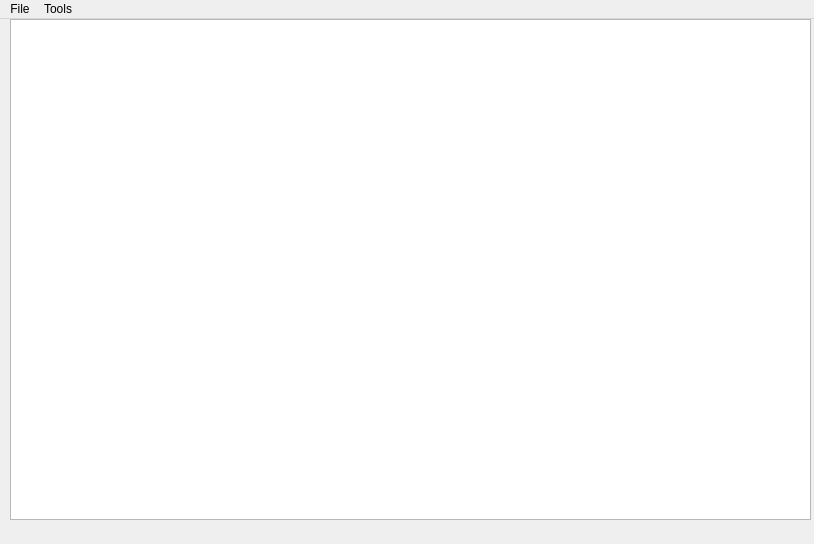
Qt form editormainwindow.ui (cortega2/MJBakingQuest) before a commit.
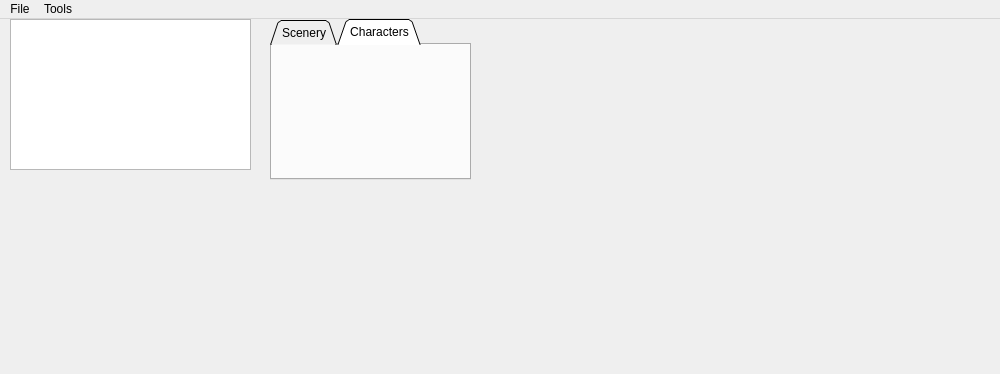
The same form after that commit.

Commit message: Added a some tabWidgets to hold buttons for choosing

The edit to the form file:
```diff
--- a/editormainwindow.ui
+++ b/editormainwindow.ui
@@ -6,23 +6,79 @@
    <rect>
     <x>0</x>
     <y>0</y>
-    <width>814</width>
-    <height>544</height>
+    <width>1000</width>
+    <height>374</height>
    </rect>
   </property>
   <property name="windowTitle">
    <string>MainWindow</string>
   </property>
+  <property name="iconSize">
+   <size>
+    <width>32</width>
+    <height>32</height>
+   </size>
+  </property>
   <widget class="QWidget" name="centralwidget">
    <widget class="QGraphicsView" name="graphicsView">
     <property name="geometry">
      <rect>
       <x>10</x>
       <y>0</y>
-      <width>801</width>
-      <height>501</height>
+      <width>241</width>
+      <height>151</height>
      </rect>
     </property>
+    <property name="mouseTracking">
+     <bool>true</bool>
+    </property>
+   </widget>
+   <widget class="QTabWidget" name="tabWidget">
+    <property name="geometry">
+     <rect>
+      <x>270</x>
+      <y>0</y>
+      <width>201</width>
+      <height>161</height>
+     </rect>
+    </property>
+    <property name="cursor">
+     <cursorShape>OpenHandCursor</cursorShape>
+    </property>
+    <property name="tabShape">
+     <enum>QTabWidget::Triangular</enum>
+    </property>
+    <property name="currentIndex">
+     <number>1</number>
+    </property>
+    <property name="elideMode">
+     <enum>Qt::ElideLeft</enum>
+    </property>
+    <property name="tabsClosable">
+     <bool>false</bool>
+    </property>
+    <widget class="QWidget" name="scenery">
+     <property name="cursor">
+      <cursorShape>OpenHandCursor</cursorShape>
+     </property>
+     <property name="mouseTracking">
+      <bool>true</bool>
+     </property>
+     <attribute name="title">
+      <string>Scenery</string>
+     </attribute>
+    </widget>
+    <widget class="QWidget" name="characters">
+     <property name="cursor">
+      <cursorShape>OpenHandCursor</cursorShape>
+     </property>
+     <property name="mouseTracking">
+      <bool>true</bool>
+     </property>
+     <attribute name="title">
+      <string>Characters</string>
+     </attribute>
+    </widget>
    </widget>
   </widget>
   <widget class="QMenuBar" name="menubar">
@@ -30,7 +86,7 @@
     <rect>
      <x>0</x>
      <y>0</y>
-     <width>814</width>
+     <width>1000</width>
      <height>21</height>
     </rect>
    </property>
```
The commit also changes 2 other files.
